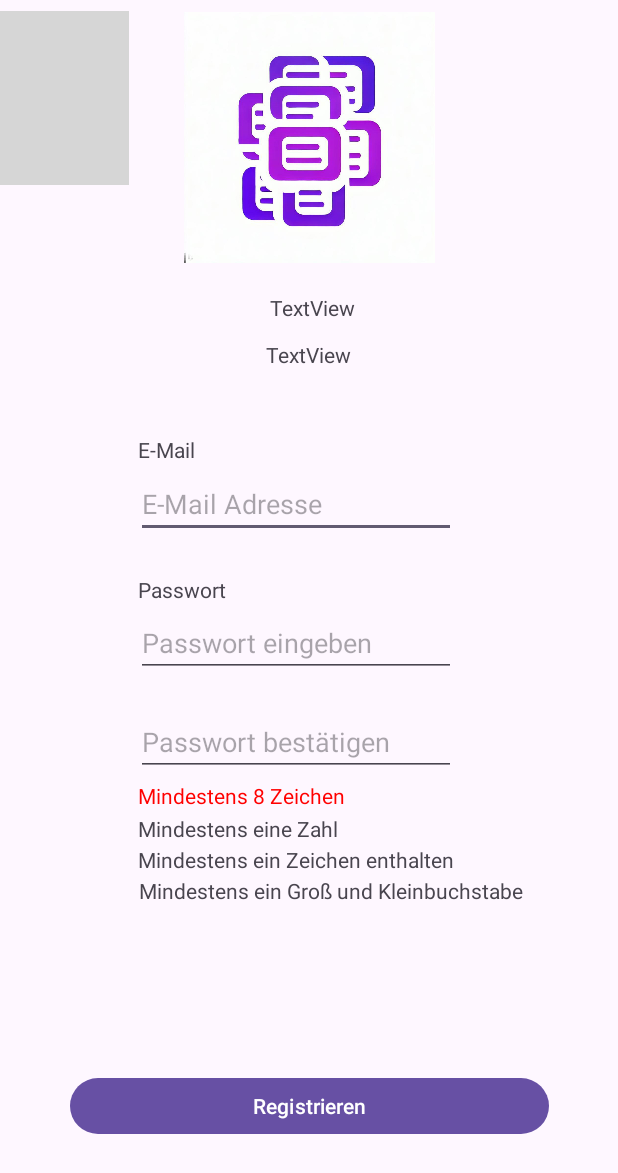
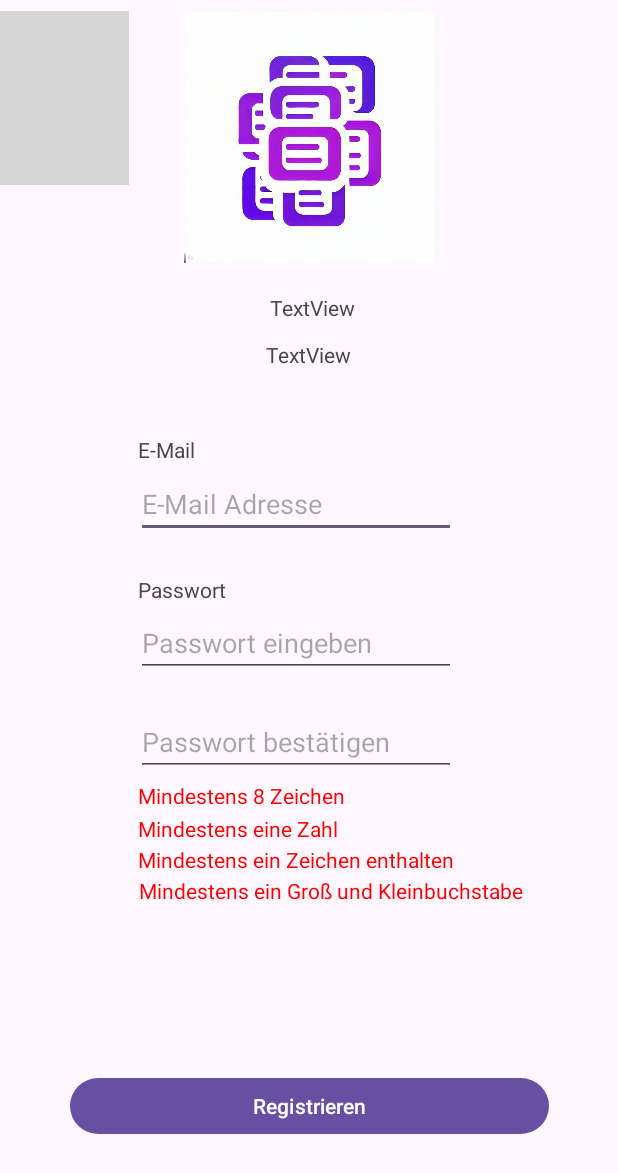
Before and after one commit to marlonhahnfeld/WeeklyPlaner, an Android app: the RegisterScreen screen opened directly, with no data from a screen before it, after a tap on "Registrieren", on a phone screen of 412 x 824 dp. Shown: the top 1173 px of the screen. Run offline under Robolectric (Android 15) with nearby library versions, the phone set to English and light mode, and no system bars; grey boxes are pictures that could not be loaded.

Commit message:
RegisterScreen.java finished. Version 1.0. checkInput mit farblichen Merkmalen und RegEx erweitert.

```diff
--- a/app/src/main/java/com/example/weeklyplaner/RegisterScreen.java
+++ b/app/src/main/java/com/example/weeklyplaner/RegisterScreen.java
@@ -13,6 +13,9 @@ import android.widget.TextView;
 
 import androidx.appcompat.app.AppCompatActivity;
 
+import java.util.regex.Matcher;
+import java.util.regex.Pattern;
+
 public class RegisterScreen extends AppCompatActivity implements View.OnClickListener {
     private TextView dbStatusTextView;
     private TextView dbTestView;
@@ -20,8 +23,10 @@ public class RegisterScreen extends AppCompatActivity implements View.OnClickLis
     private Button registerButton;
     private EditText editTextEmail;
     private EditText editTextPassword;
+    private EditText editTextPassword2;
     private String email;
     private String password;
+    private String password2;
 
     @Override
     protected void onCreate(Bundle savedInstanceState) {
@@ -36,6 +41,7 @@ public class RegisterScreen extends AppCompatActivity implements View.OnClickLis
 
         editTextEmail = findViewById(R.id.editTextEmail);
         editTextPassword = findViewById(R.id.editTextPassword);
+        editTextPassword2 = findViewById(R.id.editTextPassword2);
 
         dbStatusTextView = findViewById(R.id.dbStatusTextView);
         dbTestView = findViewById(R.id.textView2);
@@ -58,29 +64,112 @@ public class RegisterScreen extends AppCompatActivity implements View.OnClickLis
         } else if (id == R.id.registerButton) {
             email = editTextEmail.getText().toString();
             password = editTextPassword.getText().toString();
+            password2 = editTextPassword2.getText().toString();
             if (checkInput(email, password)) {
                 registerNewUser(email, password);
+                intent = new Intent(this, LoginScreen.class);
+                startActivity(intent);
             }
         }
     }
 
     /**
-     * * Methode, um Input des Users überprüfen
-     * Todo: Farbliche Erkennung, während Laufzeit. Aktuell nur nach Button Click!
-     * Todo: RegEx Ausdruck für die Email Adresse des Users!
+     * * Methode, um Input des Users zu überprüfen
      *
-     * @param email    -> Email des Users
      * @param password -> Passwort des Users
      * @return true → Wenn Bedingungen eingehalten wurden, ansonsten false
      */
     public boolean checkInput(String email, String password) {
         TextView minLetters = findViewById(R.id.textView4);
+        TextView min1Figure = findViewById(R.id.textView7);
+        TextView min1Sign = findViewById(R.id.textView5);
+        TextView min1UpperAndLower = findViewById(R.id.textView6);
+
+        boolean length = false;
+        boolean containsDigit = false;
+        boolean containsSign = false;
+        boolean containsUpperAndLower = false;
+
+        Pattern emailPattern = Pattern.compile("^[a-zA-Z0-9]+@[a-zA-Z]+\\.[a-zA-Z]{2,5}$");
+        Matcher emailMatcher = emailPattern.matcher(email);
+        boolean emailMatchFound = emailMatcher.find();
+        boolean passwordsMatch = password.equals(editTextPassword2.getText().toString());
+
         if (password.length() <= 8) {
             minLetters.setTextColor(Color.RED);
-            return false;
         } else {
-            minLetters.setTextColor(Color.BLACK);
+            minLetters.setTextColor(Color.GREEN);
+            length = true;
         }
-        return true;
+
+        for (char c : password.toCharArray()) {
+            if (Character.isDigit(c)) {
+                containsDigit = true;
+                break;
+            }
+        }
+        if (containsDigit) {
+            min1Figure.setTextColor(Color.GREEN);
+        } else {
+            min1Figure.setTextColor(Color.RED);
+        }
+
+        for (char c : password.toCharArray()) {
+            if (!Character.isLetter(c)) {
+                if (Character.isDigit(c)) {
+                    continue;
+                }
+                containsSign = true;
+                break;
+            }
+        }
+        if (containsSign) {
+            min1Sign.setTextColor(Color.GREEN);
+        } else {
+            min1Sign.setTextColor(Color.RED);
+        }
+
+        if (containsLowerCaseLetter(password) && containsUpperCaseLetter(password)) {
+            containsUpperAndLower = true;
+            min1UpperAndLower.setTextColor(Color.GREEN);
+        } else {
+            min1UpperAndLower.setTextColor(Color.RED);
+        }
+
+        // Überprüfe, ob die E-Mail-Adresse und die Passwort-Bestätigung übereinstimmen
+        boolean emailAndConfirmationMatch = email.equals(editTextEmail.getText().toString());
+
+        // Überprüfe, ob alle Überprüfungskriterien erfüllt sind
+        boolean isValid = emailMatchFound && length && containsDigit && containsSign &&
+                containsUpperAndLower && passwordsMatch && emailAndConfirmationMatch;
+
+        // Markiere die EditText-Felder rot, wenn die Passwortbestätigung fehlschlägt
+        if (!passwordsMatch) {
+            editTextPassword.setTextColor(Color.RED);
+            editTextPassword2.setTextColor(Color.RED);
+        } else {
+            editTextPassword.setTextColor(Color.BLACK);
+            editTextPassword2.setTextColor(Color.BLACK);
+        }
+
+        return isValid;
+    }
+
+    public static boolean containsUpperCaseLetter(String s) {
+        for (char c : s.toCharArray()) {
+            if (Character.isUpperCase(c)) {
+                return true;
+            }
+        }
+        return false;
+    }
+
+    public static boolean containsLowerCaseLetter(String s) {
+        for (char c : s.toCharArray()) {
+            if (Character.isLowerCase(c)) {
+                return true;
+            }
+        }
+        return false;
     }
 }
```
